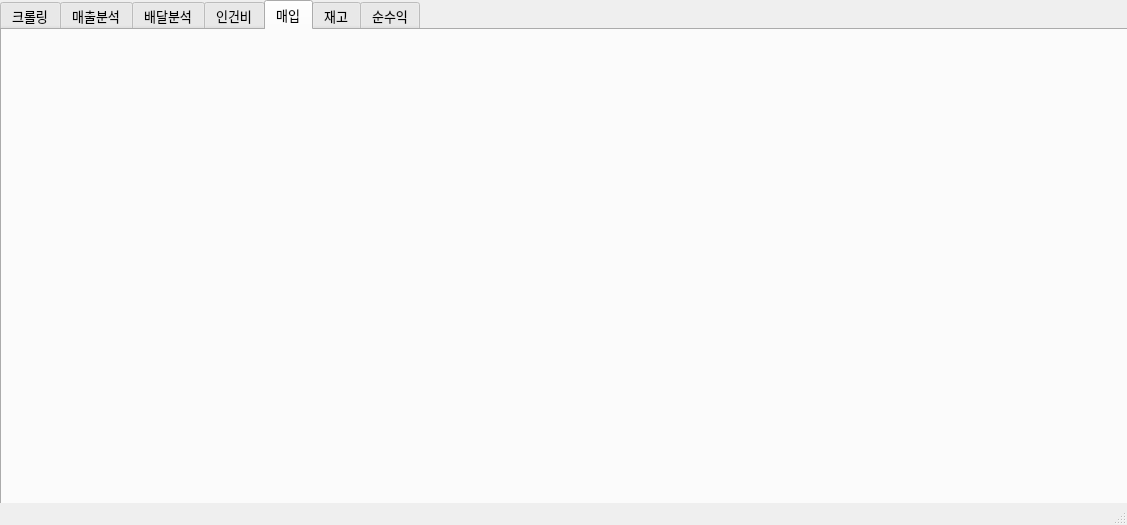
kjh03160/money, file framework.ui: the form before one commit.
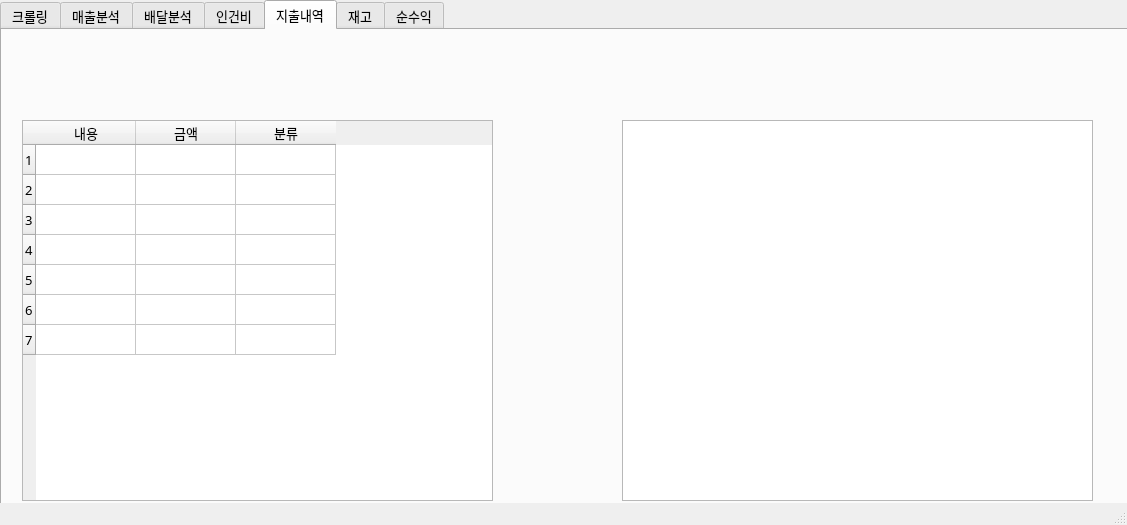
The form after the commit. The open tabs and pages were chosen to show the change.

```diff
--- a/framework.ui
+++ b/framework.ui
@@ -971,8 +971,91 @@
     </widget>
     <widget class="QWidget" name="tab_5">
      <attribute name="title">
-      <string>매입</string>
+      <string>지출내역</string>
      </attribute>
+     <widget class="QTableWidget" name="tableWidget">
+      <property name="geometry">
+       <rect>
+        <x>20</x>
+        <y>90</y>
+        <width>471</width>
+        <height>381</height>
+       </rect>
+      </property>
+      <property name="rowCount">
+       <number>7</number>
+      </property>
+      <property name="columnCount">
+       <number>3</number>
+      </property>
+      <row/>
+      <row/>
+      <row/>
+      <row/>
+      <row/>
+      <row/>
+      <row/>
+      <column>
+       <property name="text">
+        <string>내용</string>
+       </property>
+      </column>
+      <column>
+       <property name="text">
+        <string>금액</string>
+       </property>
+      </column>
+      <column>
+       <property name="text">
+        <string>분류</string>
+       </property>
+      </column>
+      <item row="0" column="0">
+       <property name="text">
+        <string/>
+       </property>
+      </item>
+      <item row="1" column="0">
+       <property name="flags">
+        <set>ItemIsSelectable|ItemIsEditable|ItemIsDragEnabled|ItemIsUserCheckable|ItemIsEnabled</set>
+       </property>
+      </item>
+      <item row="2" column="0">
+       <property name="flags">
+        <set>ItemIsSelectable|ItemIsEditable|ItemIsDragEnabled|ItemIsUserCheckable|ItemIsEnabled</set>
+       </property>
+      </item>
+      <item row="3" column="0">
+       <property name="flags">
+        <set>ItemIsSelectable|ItemIsEditable|ItemIsDragEnabled|ItemIsUserCheckable|ItemIsEnabled</set>
+       </property>
+      </item>
+      <item row="4" column="0">
+       <property name="flags">
+        <set>ItemIsSelectable|ItemIsEditable|ItemIsDragEnabled|ItemIsUserCheckable|ItemIsEnabled</set>
+       </property>
+      </item>
+      <item row="5" column="0">
+       <property name="flags">
+        <set>ItemIsSelectable|ItemIsEditable|ItemIsDragEnabled|ItemIsUserCheckable|ItemIsEnabled</set>
+       </property>
+      </item>
+      <item row="6" column="0">
+       <property name="flags">
+        <set>ItemIsSelectable|ItemIsEditable|ItemIsDragEnabled|ItemIsUserCheckable|ItemIsEnabled</set>
+       </property>
+      </item>
+     </widget>
+     <widget class="QTableWidget" name="tableWidget_2">
+      <property name="geometry">
+       <rect>
+        <x>620</x>
+        <y>90</y>
+        <width>471</width>
+        <height>381</height>
+       </rect>
+      </property>
+     </widget>
     </widget>
     <widget class="QWidget" name="tab_6">
      <attribute name="title">
```
Left out of the diff: 2 changed lines with no effect on the pictures.
